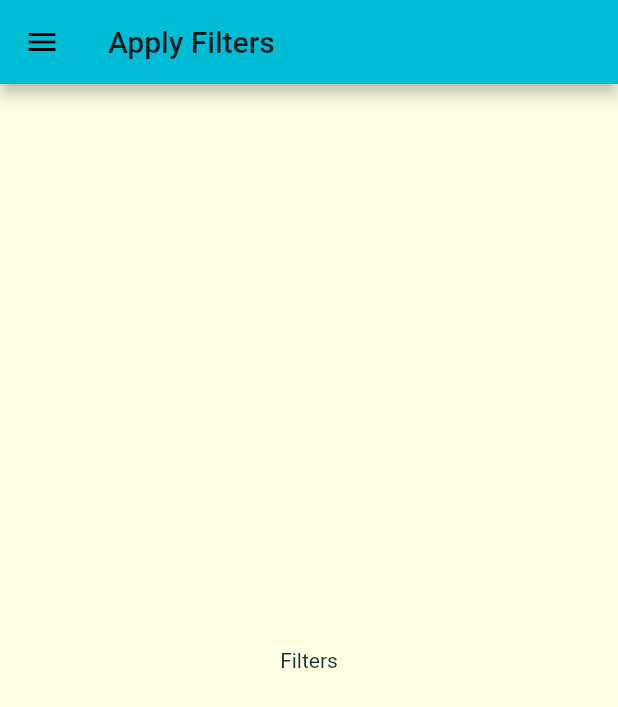
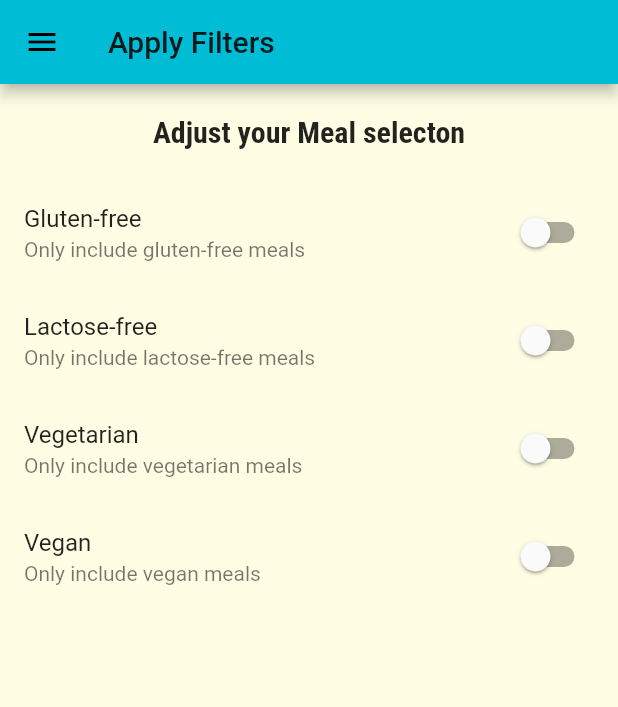
Before and after one commit to DuncanMoyo/miniature-octo-invention, a Flutter app: the FiltersScreen screen opened by its route, on a phone screen of 412 x 824 dp. Shown: the top 707 px of the screen. Run offline on Flutter 3.47's test engine with Material 2 defaults, Android fonts, the phone set to English and light mode, and no system bars; Roboto replaces fonts that are missing (Raleway).

Commit message:
Adding Filter Switches

```diff
--- a/lib/screens/filters_screen.dart
+++ b/lib/screens/filters_screen.dart
@@ -1,8 +1,36 @@
 import 'package:flutter/material.dart';
 import '../widgets/main_drawer.dart';
 
-class FiltersScreen extends StatelessWidget {
+class FiltersScreen extends StatefulWidget {
   static const routeName = '/filters';
+
+  @override
+  _FiltersScreenState createState() => _FiltersScreenState();
+}
+
+class _FiltersScreenState extends State<FiltersScreen> {
+  var _glutenFree = false;
+  var _vegetarian = false;
+  var _vegan = false;
+  var _lactoseFree = false;
+
+  Widget _buildSwitchListTile(
+    String title,
+    String description,
+    bool currentValue,
+    Function updateValue,
+  ) {
+    return SwitchListTile(
+      value: currentValue,
+      onChanged: updateValue,
+      title: Text(
+        title,
+      ),
+      subtitle: Text(
+        description,
+      ),
+    );
+  }
 
   @override
   Widget build(BuildContext context) {
@@ -13,9 +41,72 @@ class FiltersScreen extends StatelessWidget {
           ),
         ),
         drawer: MainDrawer(),
-      body: Center(
-        child: Text('Filters'),
+        body: Column(
+          children: [
+            Container(
+              padding: EdgeInsets.all(
+                20,
               ),
+              child: Text(
+                'Adjust your Meal selecton',
+                style: Theme.of(context).textTheme.headline6,
+              ),
+            ),
+            Expanded(
+              child: ListView(
+                children: [
+                  _buildSwitchListTile(
+                    'Gluten-free',
+                    'Only include gluten-free meals',
+                    _glutenFree,
+                    (newValue) {
+                      setState(
+                        () {
+                          _glutenFree = newValue;
+                        },
                       );
+                    },
+                  ),
+                   _buildSwitchListTile(
+                    'Lactose-free',
+                    'Only include lactose-free meals',
+                    _lactoseFree,
+                    (newValue) {
+                      setState(
+                        () {
+                          _lactoseFree = newValue;
+                        },
+                      );
+                    },
+                  ),
+                   _buildSwitchListTile(
+                    'Vegetarian',
+                    'Only include vegetarian meals',
+                    _vegetarian,
+                    (newValue) {
+                      setState(
+                        () {
+                          _vegetarian = newValue;
+                        },
+                      );
+                    },
+                  ),
+                   _buildSwitchListTile(
+                    'Vegan',
+                    'Only include vegan meals',
+                    _vegan,
+                    (newValue) {
+                      setState(
+                        () {
+                          _vegan = newValue;
+                        },
+                      );
+                    },
+                  ),
+                ],
+              ),
+            ),
+          ],
+        ));
   }
 }
```
Lines whose indentation alone changed are shown as unchanged.
